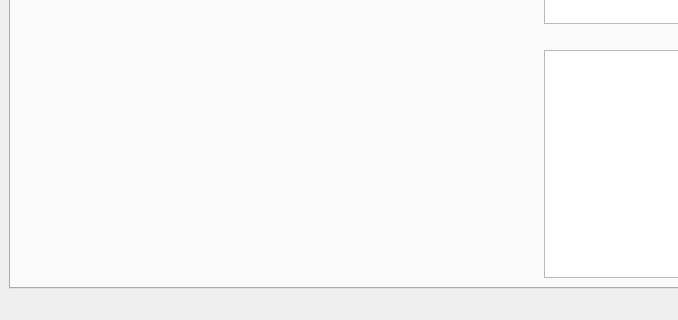
Qt form Main_GUI.ui (sbme-tutorials/task2-team-2) before a commit; both pictures show x 0 to 678 and y 546 to 866 of the 1081 by 866 pixel window.
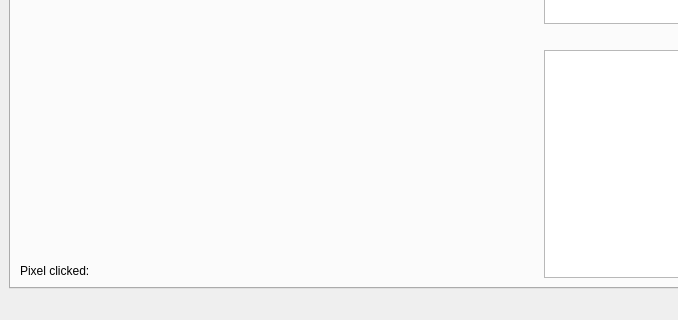
The same form after that commit.

Diff of the .ui file:
```diff
--- a/Main_GUI.ui
+++ b/Main_GUI.ui
@@ -123,6 +123,16 @@
             </property>
            </spacer>
           </item>
+          <item>
+           <widget class="QLabel" name="label">
+            <property name="text">
+             <string>Pixel clicked:</string>
+            </property>
+            <property name="alignment">
+             <set>Qt::AlignLeading|Qt::AlignLeft|Qt::AlignVCenter</set>
+            </property>
+           </widget>
+          </item>
          </layout>
         </item>
         <item row="0" column="1">
```
Left out of the diff: 5 changed lines with no effect on the pictures.
